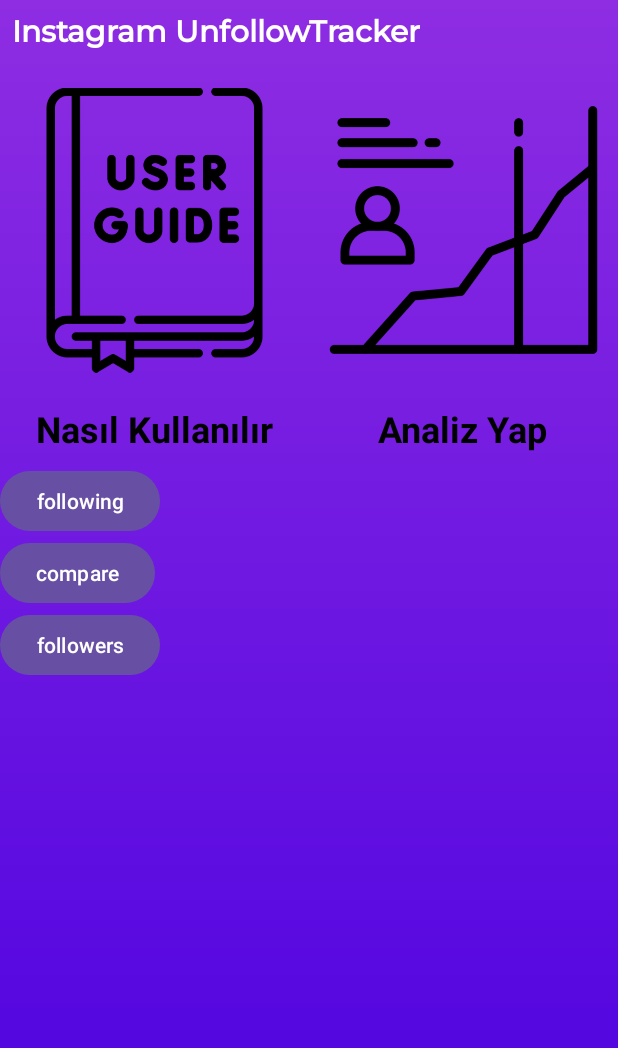
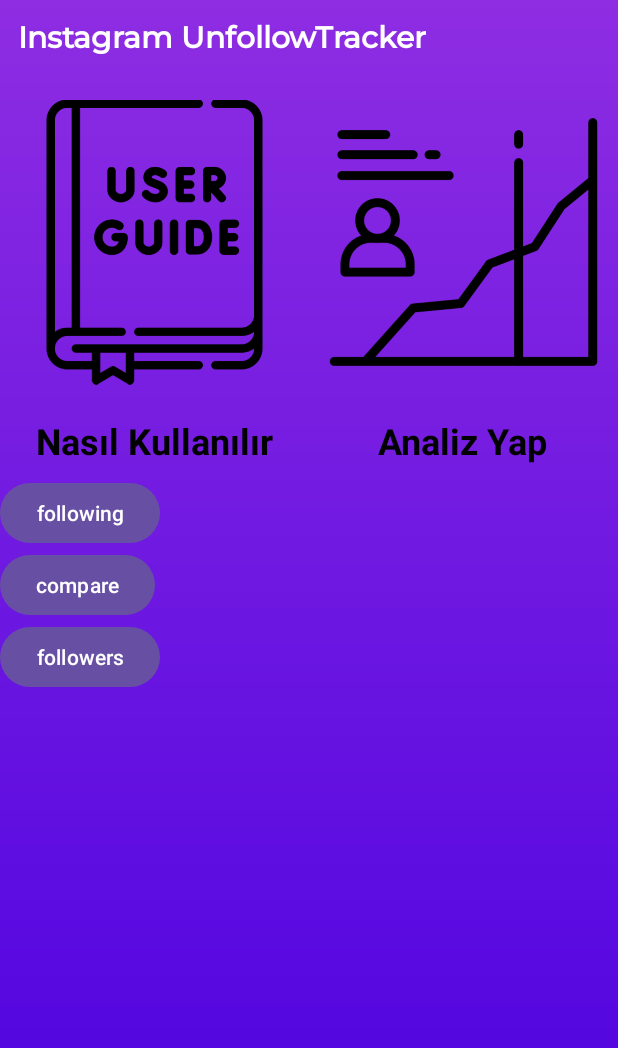
Before and after one commit to EmirPetek/Instagram-UnfollowTracker, an Android app: the screen it shows after launch (MainActivity), on a phone screen of 412 x 824 dp. Shown: the top 1048 px of the screen. Run offline under Robolectric (Android 15) with nearby library versions, the phone set to English and light mode, and no system bars.

```diff
--- a/app/src/main/res/layout/fragment_home.xml
+++ b/app/src/main/res/layout/fragment_home.xml
@@ -11,6 +11,7 @@
     <LinearLayout
         android:layout_width="match_parent"
         android:layout_height="wrap_content"
+        android:layout_margin="4dp"
         android:orientation="horizontal">
 
         <TextView
```
